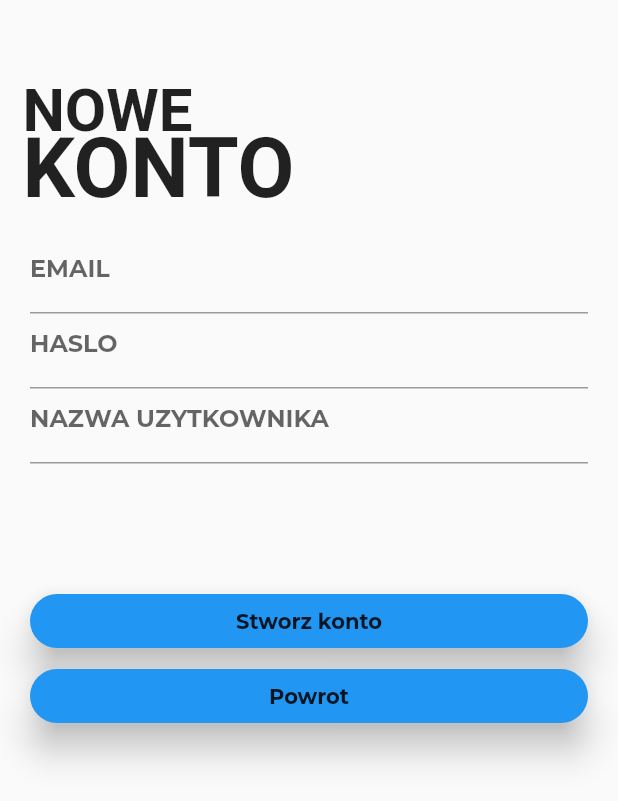
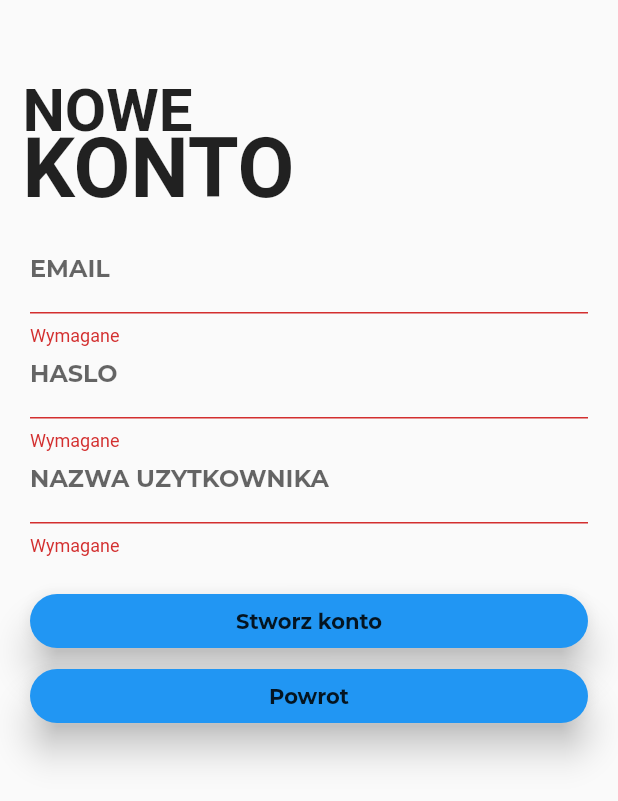
Before and after one commit to GGuinea/Angler-s-journal-Flutter, a Flutter app: the SignupPage screen opened directly, after a tap on "Stworz konto", on a phone screen of 412 x 824 dp. Shown: the top 801 px of the screen. Run offline on Flutter 3.47's test engine with Material 2 defaults, Android fonts, the phone set to English and light mode, and no system bars; our stand-ins replace fluttertoast, form_field_validator; project files that could hold a hidden picture were left out.

```diff
--- a/lib/signup.dart
+++ b/lib/signup.dart
@@ -1,4 +1,5 @@
 import 'package:flutter/material.dart';
+import 'package:form_field_validator/form_field_validator.dart';
 
 class SignupPage extends StatefulWidget {
   @override
@@ -6,6 +7,12 @@ class SignupPage extends StatefulWidget {
 }
 
 class _SignupPageState extends State<SignupPage> {
+  GlobalKey<FormState> formKey = GlobalKey<FormState>();
+
+  void validate() {
+    formKey.currentState.validate();
+  }
+
   @override
   Widget build(BuildContext context) {
     return Scaffold(
@@ -15,6 +22,8 @@ class _SignupPageState extends State<SignupPage> {
           crossAxisAlignment: CrossAxisAlignment.start,
           children: <Widget>[
             Container(
+              child: Form(
+                key: formKey,
                 child: Stack(
                   children: <Widget>[
                     Container(
@@ -44,10 +53,15 @@ class _SignupPageState extends State<SignupPage> {
                             fontWeight: FontWeight.bold,
                           ),
                           labelText: "EMAIL",
-                    )),
+                        ),
+                        validator: MultiValidator([
+                          RequiredValidator(errorText: "Wymagane"),
+                          EmailValidator(errorText: "Nie poprawny mail"),
+                        ]),
+                      ),
                     ),
                     Container(
-                    padding: EdgeInsets.only(top: 200, left: 20, right: 20),
+                      padding: EdgeInsets.only(top: 220, left: 20, right: 20),
                       child: TextFormField(
                         decoration: InputDecoration(
                           labelStyle: TextStyle(
@@ -55,10 +69,16 @@ class _SignupPageState extends State<SignupPage> {
                             fontWeight: FontWeight.bold,
                           ),
                           labelText: "HASLO",
-                    )),
+                        ),
+                        validator: MultiValidator([
+                          RequiredValidator(errorText: "Wymagane"),
+                          MinLengthValidator(6, errorText: "Min 5 znakow"),
+                          MaxLengthValidator(20, errorText: "Max 20 znakow"),
+                        ]),
+                      ),
                     ),
                     Container(
-                    padding: EdgeInsets.only(top: 250, left: 20, right: 20),
+                      padding: EdgeInsets.only(top: 290, left: 20, right: 20),
                       child: TextFormField(
                         decoration: InputDecoration(
                           labelStyle: TextStyle(
@@ -66,13 +86,19 @@ class _SignupPageState extends State<SignupPage> {
                             fontWeight: FontWeight.bold,
                           ),
                           labelText: "NAZWA UZYTKOWNIKA",
-                    )),
+                        ),
+                        validator: MultiValidator([
+                          RequiredValidator(errorText: "Wymagane"),
+                          MinLengthValidator(6, errorText: "Min 5 znakow"),
+                          MaxLengthValidator(20, errorText: "Max 20 znakow"),
+                        ]),
+                      ),
                     ),
                     Container(
                       padding: EdgeInsets.only(top: 390, left: 20, right: 20),
                       child: Center(
                         child: MaterialButton(
-                        onPressed: () {},
+                          onPressed: validate,
                           elevation: 10,
                           minWidth: double.infinity,
                           color: Colors.blue,
@@ -115,6 +141,7 @@ class _SignupPageState extends State<SignupPage> {
                   ],
                 ),
               ),
+            ),
           ],
         ),
       ),
--- a/lib/splash.dart
+++ b/lib/splash.dart
@@ -156,6 +156,7 @@ class _SplashScreenState extends State<SplashScreen> {
                         SizedBox(width: 3),
                         MaterialButton(
                           onPressed: () {
+                            checkConnecton();
                             Navigator.of(context).push(MaterialPageRoute(
                               builder: (context) => SignupPage(),
                             ));
--- a/pubspec.yaml
+++ b/pubspec.yaml
@@ -29,6 +29,7 @@ dependencies:
   # Use with the CupertinoIcons class for iOS style icons.
   cupertino_icons: ^1.0.0
   http: ^0.12.2
+  form_field_validator: ^1.0.1
 
 dev_dependencies:
   flutter_test:
```
Also changed, not shown: pubspec.lock. Lines whose indentation alone changed are shown as unchanged.
